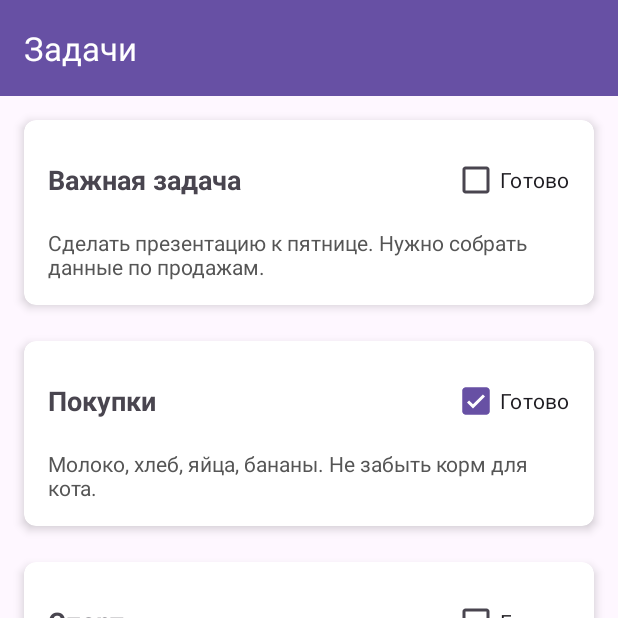
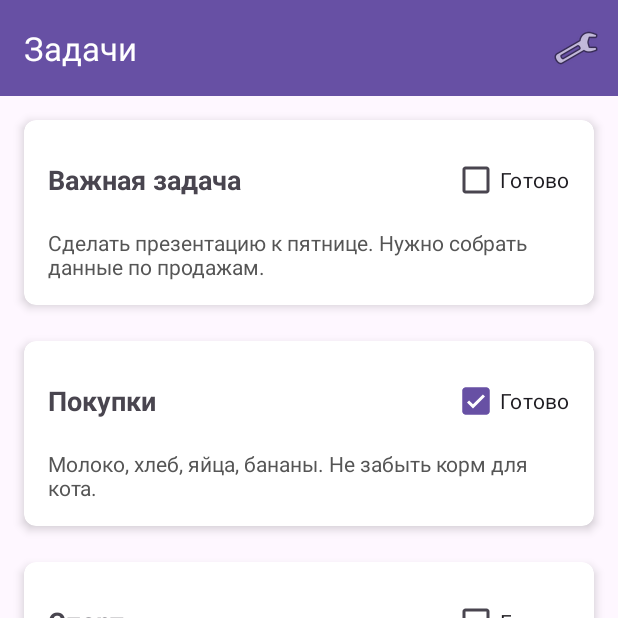
Before and after one commit to Kowalski-553/nomeworkNotes, an Android app: the screen it shows after launch (MainActivity), on a phone screen of 412 x 824 dp, the top half of it. Run offline under Robolectric (Android 15) with nearby library versions, the phone set to English and light mode, and no system bars.

Commit message:
ДЗ15-1: Добавил меню в верхний тулбар, реализовал экран настроек и хранение настроек (тема и нотификации) в sharedPreferences.

```diff
--- a/app/src/main/AndroidManifest.xml
+++ b/app/src/main/AndroidManifest.xml
@@ -23,6 +23,9 @@
         <activity
             android:name=".EditNoteActivity"
             android:exported="false" />
+        <activity
+            android:name=".SettingsActivity"
+            android:exported="false" />
     </application>
 
 </manifest>
--- a/app/src/main/java/edu/java/nomeworknotes/MainActivity.java
+++ b/app/src/main/java/edu/java/nomeworknotes/MainActivity.java
@@ -15,6 +15,8 @@ import edu.java.nomeworknotes.databinding.ActivityMainBinding;
 import android.content.Intent;
 import androidx.activity.result.ActivityResultLauncher;
 import androidx.activity.result.contract.ActivityResultContracts;
+import android.content.SharedPreferences;
+import androidx.appcompat.app.AppCompatDelegate;
 
 
 public class MainActivity extends AppCompatActivity {
@@ -39,9 +41,21 @@ public class MainActivity extends AppCompatActivity {
 
     @Override
     protected void onCreate(Bundle savedInstanceState) {
+
+        // читаем настройки из sharedPreferences
+        SharedPreferences prefs = getSharedPreferences("app_settings", MODE_PRIVATE);
+        boolean isDarkMode = prefs.getBoolean("dark_mode", false);
+        if (isDarkMode) {
+            AppCompatDelegate.setDefaultNightMode(AppCompatDelegate.MODE_NIGHT_YES);
+        } else {
+            AppCompatDelegate.setDefaultNightMode(AppCompatDelegate.MODE_NIGHT_FOLLOW_SYSTEM);
+        }
+
         super.onCreate(savedInstanceState);
         binding = ActivityMainBinding.inflate(getLayoutInflater());
         setContentView(binding.getRoot());
+
+        setSupportActionBar(binding.toolbar);
 
         RecyclerView recyclerView = binding.recyclerView;
         recyclerView.setLayoutManager(new LinearLayoutManager(this));
@@ -102,12 +116,28 @@ public class MainActivity extends AppCompatActivity {
             binding.emptyView.setVisibility(notes.isEmpty() ? View.VISIBLE : View.GONE);
         });
 
-        setSupportActionBar(binding.toolbar);
-
         // кнопка добавления новой заметки
         binding.fabAdd.setOnClickListener(v -> {
             Intent intent = EditNoteActivity.newIntent(this);
             editNoteLauncher.launch(intent);
         });
     }
+
+    // добавляем меню в тулбар
+    @Override
+    public boolean onCreateOptionsMenu(android.view.Menu menu) {
+        getMenuInflater().inflate(R.menu.main_menu, menu);
+        return true;
+    }
+
+    // обрабатываем нажатие на кнопку настроек
+    @Override
+    public boolean onOptionsItemSelected(android.view.MenuItem item) {
+        if (item.getItemId() == R.id.action_settings) {
+            Intent intent = new Intent(this, SettingsActivity.class);
+            startActivity(intent);
+            return true;
+        }
+        return super.onOptionsItemSelected(item);
+    }
 }
--- a/app/src/main/res/layout/activity_main.xml
+++ b/app/src/main/res/layout/activity_main.xml
@@ -18,7 +18,8 @@
         app:titleTextColor="@android:color/white"
         app:layout_constraintTop_toTopOf="parent"
         app:layout_constraintStart_toStartOf="parent"
-        app:layout_constraintEnd_toEndOf="parent" />
+        app:layout_constraintEnd_toEndOf="parent"
+        app:menu="@menu/main_menu"/>
 
     <androidx.recyclerview.widget.RecyclerView
         android:id="@+id/recyclerView"
--- /dev/null
+++ b/app/src/main/res/menu/main_menu.xml
@@ -0,0 +1,9 @@
+<?xml version="1.0" encoding="utf-8"?>
+<menu xmlns:android="http://schemas.android.com/apk/res/android"
+    xmlns:app="http://schemas.android.com/apk/res-auto">
+    <item
+        android:id="@+id/action_settings"
+        android:title="@string/preferences"
+        android:icon="@android:drawable/ic_menu_preferences"
+        app:showAsAction="ifRoom" />
+</menu>
--- a/app/src/main/res/values/strings.xml
+++ b/app/src/main/res/values/strings.xml
@@ -21,4 +21,10 @@
     <string name="confirm_delete_message">Вы уверены, что хотите удалить заметку \"%s\"?</string>
     <string name="confirm_delete_positive">Удалить</string>
     <string name="confirm_delete_negative">Отмена</string>
+
+<!--    экран настроек-->
+    <string name="preferences">Настройки</string>
+    <string name="dark_mode">Тёмная тема</string>
+    <string name="notifications">Уведомления</string>
+    <string name="done">Готово</string>
 </resources>
```
Also changed, not shown: app/src/main/java/edu/java/nomeworknotes/SettingsActivity.java (added, +65 -0 lines), app/src/main/res/layout/activity_settings.xml (added, +63 -0 lines).
